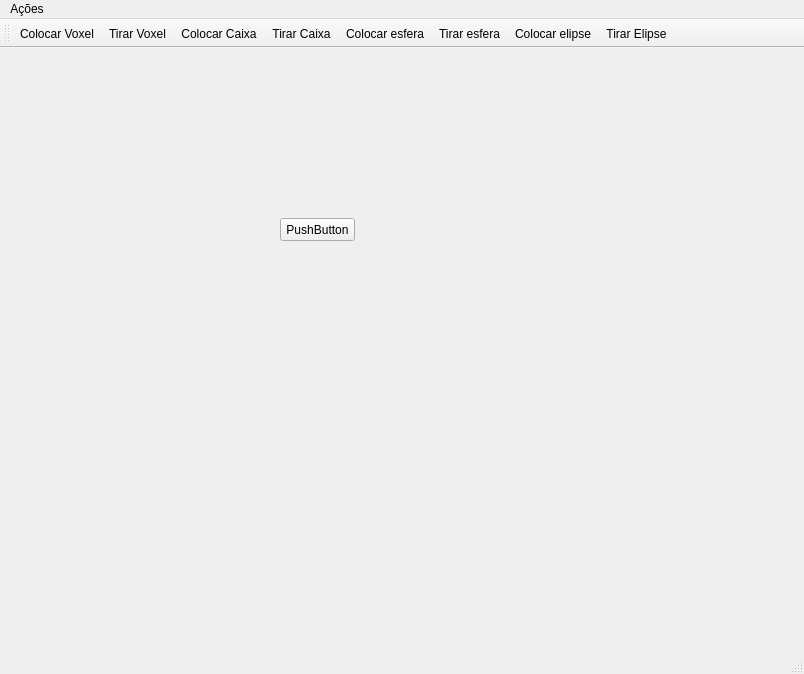
Above: mainwindow.ui from sthefaniafs/Paint-3D before the change. Below: the same form after it.
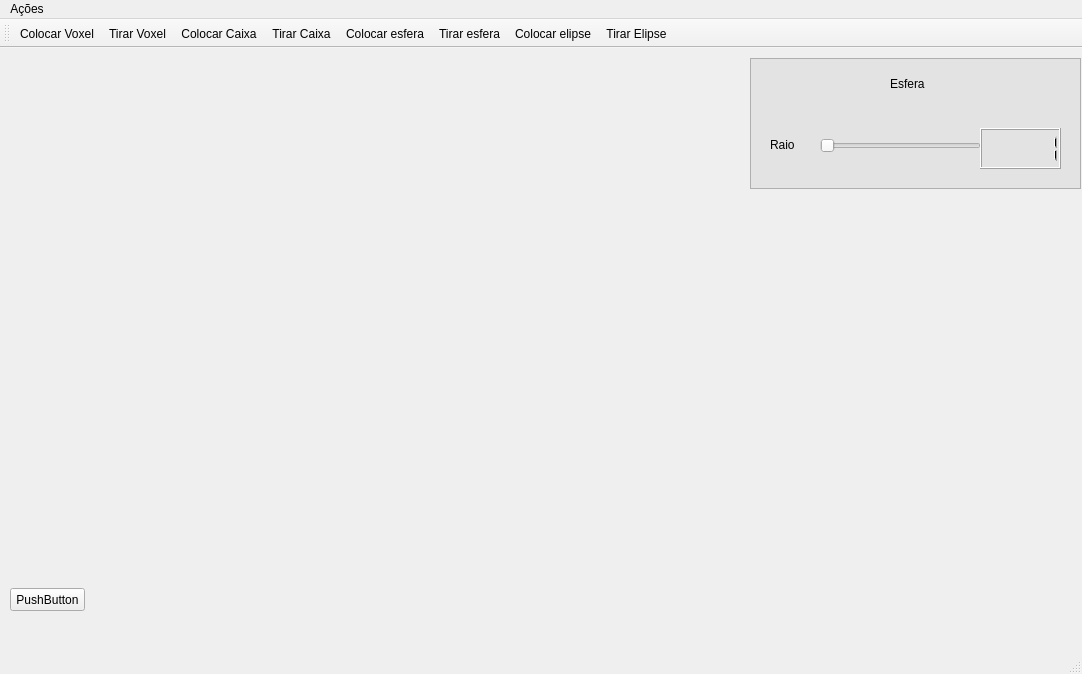
That is the form after the change. Icons and pictures are not drawn.

The edit to the form file:
```diff
--- a/mainwindow.ui
+++ b/mainwindow.ui
@@ -6,7 +6,7 @@
    <rect>
     <x>0</x>
     <y>0</y>
-    <width>804</width>
+    <width>1082</width>
     <height>674</height>
    </rect>
   </property>
@@ -17,8 +17,8 @@
    <widget class="QPushButton" name="pushButtonQuit">
     <property name="geometry">
      <rect>
-      <x>280</x>
-      <y>170</y>
+      <x>10</x>
+      <y>540</y>
       <width>75</width>
       <height>23</height>
      </rect>
@@ -27,13 +27,101 @@
      <string>PushButton</string>
     </property>
    </widget>
+   <widget class="QSlider" name="horizontalSliderEsfera">
+    <property name="geometry">
+     <rect>
+      <x>820</x>
+      <y>90</y>
+      <width>161</width>
+      <height>16</height>
+     </rect>
+    </property>
+    <property name="orientation">
+     <enum>Qt::Horizontal</enum>
+    </property>
+    <property name="tickInterval">
+     <number>1</number>
+    </property>
+   </widget>
+   <widget class="QLCDNumber" name="lcdNumberEsfera">
+    <property name="geometry">
+     <rect>
+      <x>980</x>
+      <y>80</y>
+      <width>81</width>
+      <height>41</height>
+     </rect>
+    </property>
+    <property name="styleSheet">
+     <string notr="true">border-color: rgb(50, 227, 227);
+
+</string>
+    </property>
+    <property name="midLineWidth">
+     <number>0</number>
+    </property>
+    <property name="intValue" stdset="0">
+     <number>1</number>
+    </property>
+   </widget>
+   <widget class="QPlainTextEdit" name="plainTextEdit">
+    <property name="geometry">
+     <rect>
+      <x>750</x>
+      <y>10</y>
+      <width>331</width>
+      <height>131</height>
+     </rect>
+    </property>
+    <property name="styleSheet">
+     <string notr="true">background-color: rgb(227, 227, 227);</string>
+    </property>
+   </widget>
+   <widget class="QLabel" name="label">
+    <property name="geometry">
+     <rect>
+      <x>890</x>
+      <y>20</y>
+      <width>51</width>
+      <height>31</height>
+     </rect>
+    </property>
+    <property name="styleSheet">
+     <string notr="true">font: 14pt &quot;MS Shell Dlg 2&quot;;</string>
+    </property>
+    <property name="text">
+     <string>Esfera</string>
+    </property>
+   </widget>
+   <widget class="QLabel" name="label_2">
+    <property name="geometry">
+     <rect>
+      <x>770</x>
+      <y>90</y>
+      <width>47</width>
+      <height>13</height>
+     </rect>
+    </property>
+    <property name="styleSheet">
+     <string notr="true">font: 12pt &quot;MS Shell Dlg 2&quot;;</string>
+    </property>
+    <property name="text">
+     <string>Raio</string>
+    </property>
+   </widget>
+   <zorder>plainTextEdit</zorder>
+   <zorder>pushButtonQuit</zorder>
+   <zorder>horizontalSliderEsfera</zorder>
+   <zorder>lcdNumberEsfera</zorder>
+   <zorder>label</zorder>
+   <zorder>label_2</zorder>
   </widget>
   <widget class="QMenuBar" name="menubar">
    <property name="geometry">
     <rect>
      <x>0</x>
      <y>0</y>
-     <width>804</width>
+     <width>1082</width>
      <height>21</height>
     </rect>
    </property>
```
Left out of the diff: 19 changed lines with no effect on the pictures.
